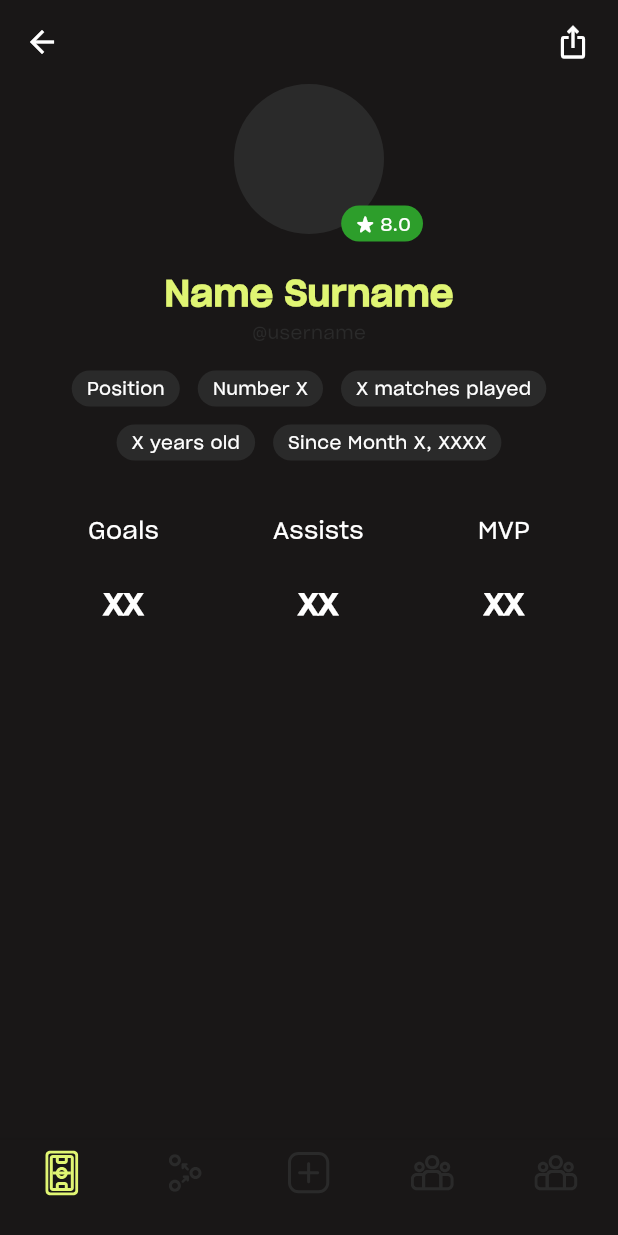
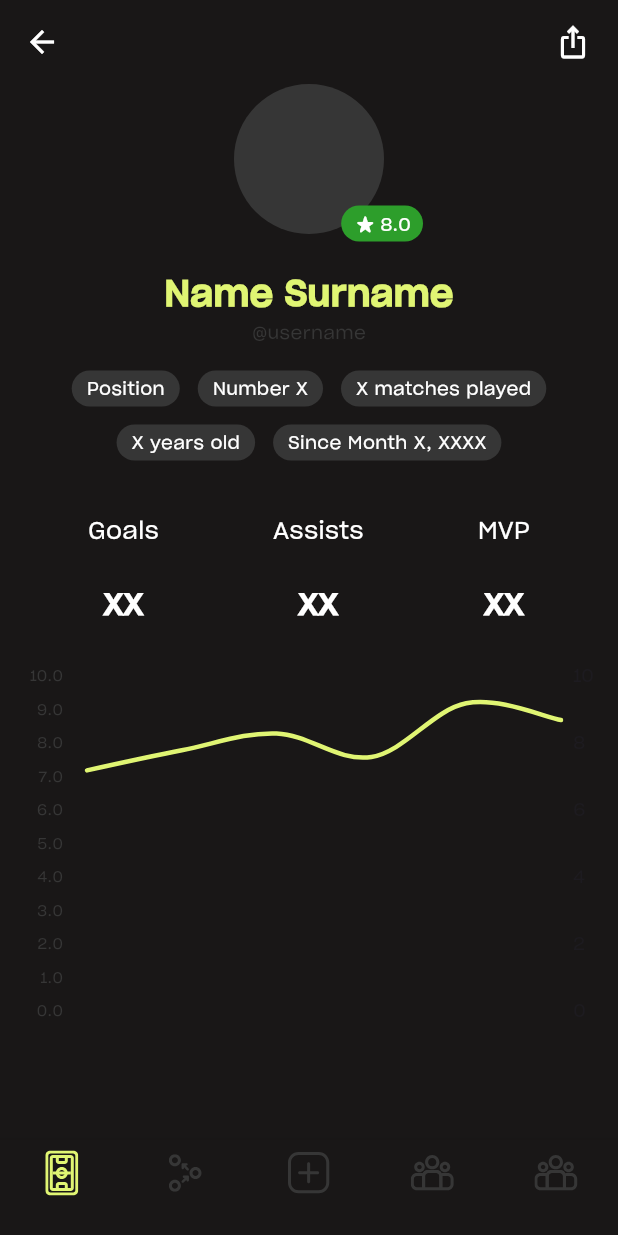
Before and after one commit to abuyukyi101198/sidelines-flutter, a Flutter app: the ProfileScreen screen opened directly, on a phone screen of 412 x 824 dp. Run offline on Flutter 3.47's test engine with Material 3 defaults, Android fonts, the phone set to English and light mode, and no system bars; drawn by our look-alikes of fl_chart; our stand-ins replace date_field, flutter_secure_storage, flutter_svg, smooth_page_indicator; accounts and stored records are empty.

Commit message:
added rating line chart and lightened secondaryColor

```diff
--- a/lib/screens/profile_screen.dart
+++ b/lib/screens/profile_screen.dart
@@ -1,6 +1,7 @@
 import 'package:flutter/material.dart';
 import 'package:sidelines/utils/color_palette.dart';
 import 'package:sidelines/widgets/misc/navigation_item.dart';
+import 'package:fl_chart/fl_chart.dart';
 
 class ProfileScreen extends StatelessWidget {
   const ProfileScreen({super.key});
@@ -184,11 +185,15 @@ class ProfileScreen extends StatelessWidget {
                   Text(
                     'XX',
                     style: TextStyle(
-                        color: ColorPalette.textColor, fontSize: 20.0, fontWeight: FontWeight.w700),
+                        color: ColorPalette.textColor,
+                        fontSize: 20.0,
+                        fontWeight: FontWeight.w700),
                   ),
                 ],
               ),
-              SizedBox(width: 76.0,),
+              SizedBox(
+                width: 76.0,
+              ),
               Column(
                 children: [
                   Text(
@@ -202,11 +207,15 @@ class ProfileScreen extends StatelessWidget {
                   Text(
                     'XX',
                     style: TextStyle(
-                        color: ColorPalette.textColor, fontSize: 20.0, fontWeight: FontWeight.w700),
+                        color: ColorPalette.textColor,
+                        fontSize: 20.0,
+                        fontWeight: FontWeight.w700),
                   ),
                 ],
               ),
-              SizedBox(width: 76.0,),
+              SizedBox(
+                width: 76.0,
+              ),
               Column(
                 children: [
                   Text(
@@ -220,11 +229,86 @@ class ProfileScreen extends StatelessWidget {
                   Text(
                     'XX',
                     style: TextStyle(
-                        color: ColorPalette.textColor, fontSize: 20.0, fontWeight: FontWeight.w700),
+                        color: ColorPalette.textColor,
+                        fontSize: 20.0,
+                        fontWeight: FontWeight.w700),
                   ),
                 ],
               ),
             ],
+          ),
+          SizedBox(height: 16.0,),
+          Container(
+            padding: EdgeInsets.all(16.0),
+            child: AspectRatio(
+              aspectRatio: 1.7,
+              child: LineChart(
+                LineChartData(
+                  gridData: const FlGridData(
+                    show: false,
+                  ),
+                  titlesData: FlTitlesData(
+                    show: true,
+                    rightTitles: const AxisTitles(
+                      sideTitles: SideTitles(showTitles: true),
+                    ),
+                    topTitles: const AxisTitles(
+                      sideTitles: SideTitles(showTitles: false),
+                    ),
+                    bottomTitles: const AxisTitles(
+                      sideTitles: SideTitles(showTitles: false),
+                    ),
+                    leftTitles: AxisTitles(
+                      sideTitles: SideTitles(
+                          showTitles: true,
+                          interval: 1,
+                          reservedSize: 42,
+                          getTitlesWidget: (double value, TitleMeta meta) {
+                            const style = TextStyle(
+                                fontSize: 10.0,
+                                color: ColorPalette.secondaryColor);
+
+                            return SideTitleWidget(
+                              axisSide: meta.axisSide,
+                              space: 16.0,
+                              child: Text(
+                                value.toString(),
+                                style: style,
+                              ),
+                            );
+                          }),
+                    ),
+                  ),
+                  borderData: FlBorderData(
+                    show: false,
+                  ),
+                  minX: 0,
+                  maxX: 5,
+                  minY: 0,
+                  maxY: 10,
+                  lineTouchData: LineTouchData(enabled: false),
+                  lineBarsData: [
+                    LineChartBarData(
+                      spots: const [
+                        FlSpot(0, 7.2),
+                        FlSpot(1, 7.8),
+                        FlSpot(2, 8.3),
+                        FlSpot(3, 7.6),
+                        FlSpot(4, 9.2),
+                        FlSpot(5, 8.7),
+                      ],
+                      isCurved: true,
+                      color: ColorPalette.primaryColor,
+                      barWidth: 3,
+                      isStrokeCapRound: true,
+                      dotData: const FlDotData(
+                        show: false,
+                      ),
+                    ),
+                  ],
+                ),
+              ),
+            ),
           )
         ],
       ),
--- a/lib/utils/color_palette.dart
+++ b/lib/utils/color_palette.dart
@@ -2,7 +2,7 @@ import 'package:flutter/material.dart';
 
 class ColorPalette {
   static const primaryColor = Color.fromRGBO(224, 245, 115, 1);
-  static const secondaryColor = Color.fromRGBO(42, 42, 42, 1);
+  static const secondaryColor = Color.fromRGBO(54, 54, 54, 1);
 
   static const textColor = Color.fromRGBO(255, 255, 255, 1);
 
--- a/pubspec.yaml
+++ b/pubspec.yaml
@@ -41,6 +41,7 @@ dependencies:
   # The following adds the Cupertino Icons font to your application.
   # Use with the CupertinoIcons class for iOS style icons.
   cupertino_icons: ^1.0.6
+  fl_chart: ^0.69.0
 
 dev_dependencies:
   flutter_test:
```
Also changed, not shown: pubspec.lock.
